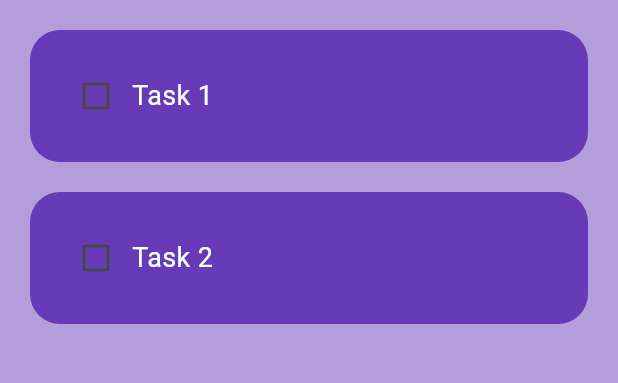
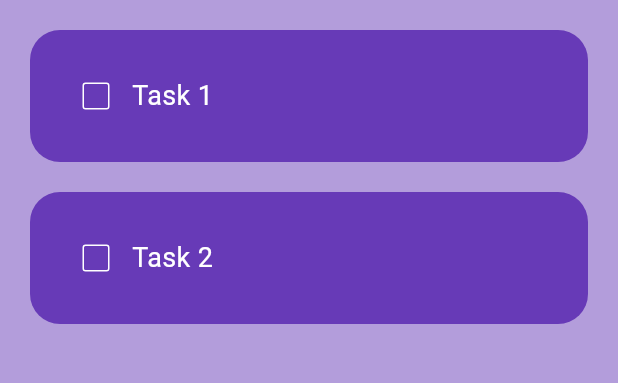
Before and after one commit to blue9kamrul/todo, a Flutter app: the screen it shows after launch, on a phone screen of 412 x 824 dp, the part 84-467 px from its top. Run offline on Flutter 3.47's test engine with Material 3 defaults, Android fonts, the phone set to English and light mode, and no system bars.

Commit message:
minimal ui ok

```diff
--- a/lib/utils/todo_list.dart
+++ b/lib/utils/todo_list.dart
@@ -21,10 +21,24 @@ class ToDoList extends StatelessWidget {
             color: Colors.deepPurple, borderRadius: BorderRadius.circular(20)),
         child: Row(
           children: [
-            Checkbox(value: taskCompleted, onChanged: onChanged),
+            Checkbox(
+              value: taskCompleted,
+              onChanged: onChanged,
+              checkColor: Colors.black,
+              activeColor: Colors.white,
+              side: const BorderSide(color: Colors.white),
+            ),
             Text(
               taskName,
-              style: const TextStyle(color: Colors.white, fontSize: 18),
+              style: TextStyle(
+                color: Colors.white,
+                fontSize: 18,
+                decoration: taskCompleted
+                    ? TextDecoration.lineThrough
+                    : TextDecoration.none,
+                decorationColor: Colors.white,
+                decorationThickness: 2,
+              ),
             ),
           ],
         ),
```
